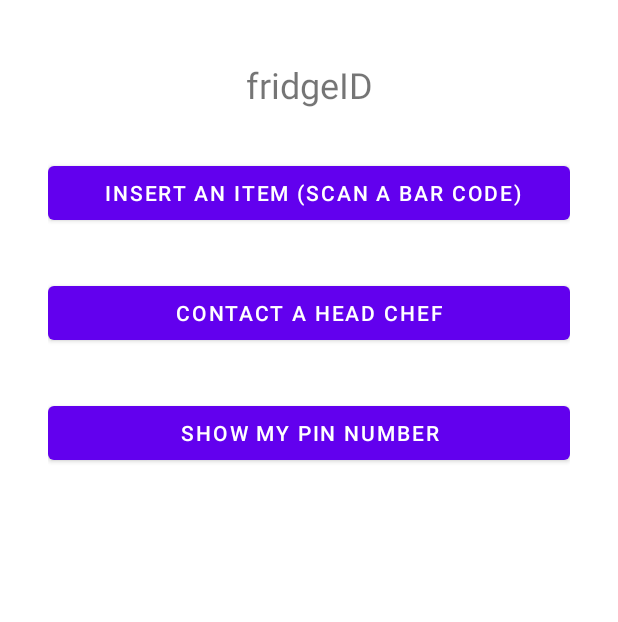
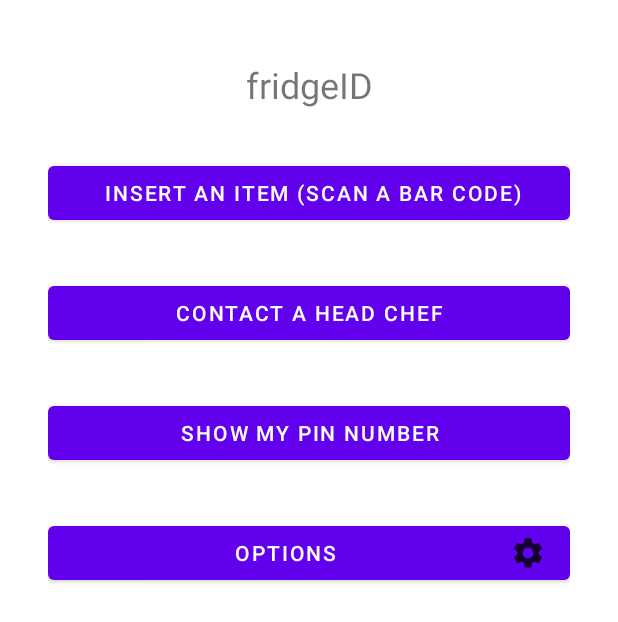
Before and after one commit to Zoodiac1337/AADapplication, an Android app: the layout activity_delivery_driver.xml on its own in the app's theme, with its tools: preview values and no code run, on a phone screen of 412 x 824 dp. Shown: the top 622 px of the screen. Run offline under Robolectric (Android 15) with nearby library versions, the phone set to English and light mode, and no system bars.

Commit message:
Final Touches

```diff
--- a/app/src/main/java/com/example/aadapplication/chefActivity.java
+++ b/app/src/main/java/com/example/aadapplication/chefActivity.java
@@ -48,4 +48,10 @@ public class chefActivity extends AppCompatActivity {
         myIntent.putExtra("name", name);
         startActivity(myIntent);
     }
+
+    public void optionMenu(View view) {
+        Intent myIntent = new Intent(chefActivity.this, userOptions.class);
+        myIntent.putExtra("email", email);
+        startActivity(myIntent);
+    }
 }
--- a/app/src/main/java/com/example/aadapplication/deliveryDriverActivity.java
+++ b/app/src/main/java/com/example/aadapplication/deliveryDriverActivity.java
@@ -65,4 +65,10 @@ public class deliveryDriverActivity extends AppCompatActivity {
             }
         });
     }
+
+    public void optionMenu(View view) {
+        Intent myIntent = new Intent(deliveryDriverActivity.this, userOptions.class);
+        myIntent.putExtra("email", email);
+        startActivity(myIntent);
+    }
 }
--- a/app/src/main/res/layout/activity_delivery_driver.xml
+++ b/app/src/main/res/layout/activity_delivery_driver.xml
@@ -59,5 +59,19 @@
             android:layout_height="wrap_content"
             android:onClick="showMyPinNumberButton"
             android:text="Show my PIN number" />
+
+        <Space
+            android:layout_width="match_parent"
+            android:layout_height="32dp"
+            android:layout_weight="10" />
+
+        <Button
+            android:id="@+id/options"
+            android:layout_width="match_parent"
+            android:layout_height="match_parent"
+            android:layout_weight="10"
+            android:drawableRight="@drawable/settings"
+            android:onClick="optionMenu"
+            android:text="Options" />
     </LinearLayout>
 </androidx.constraintlayout.widget.ConstraintLayout>
--- a/build.gradle
+++ b/build.gradle
@@ -4,6 +4,6 @@ buildscript {
     }
 }// Top-level build file where you can add configuration options common to all sub-projects/modules.
 plugins {
-    id 'com.android.application' version '7.4.0' apply false
-    id 'com.android.library' version '7.4.0' apply false
+    id 'com.android.application' version '7.3.1' apply false
+    id 'com.android.library' version '7.3.1' apply false
 }
```
Also changed, not shown: app/src/main/java/com/example/aadapplication/Remove_barcode_scanner.java (+6 -5 lines), app/src/main/java/com/example/aadapplication/chooseFridgeActivity.java (+6 -3 lines), app/src/main/res/layout/activity_chef.xml (+14 -0 lines).
